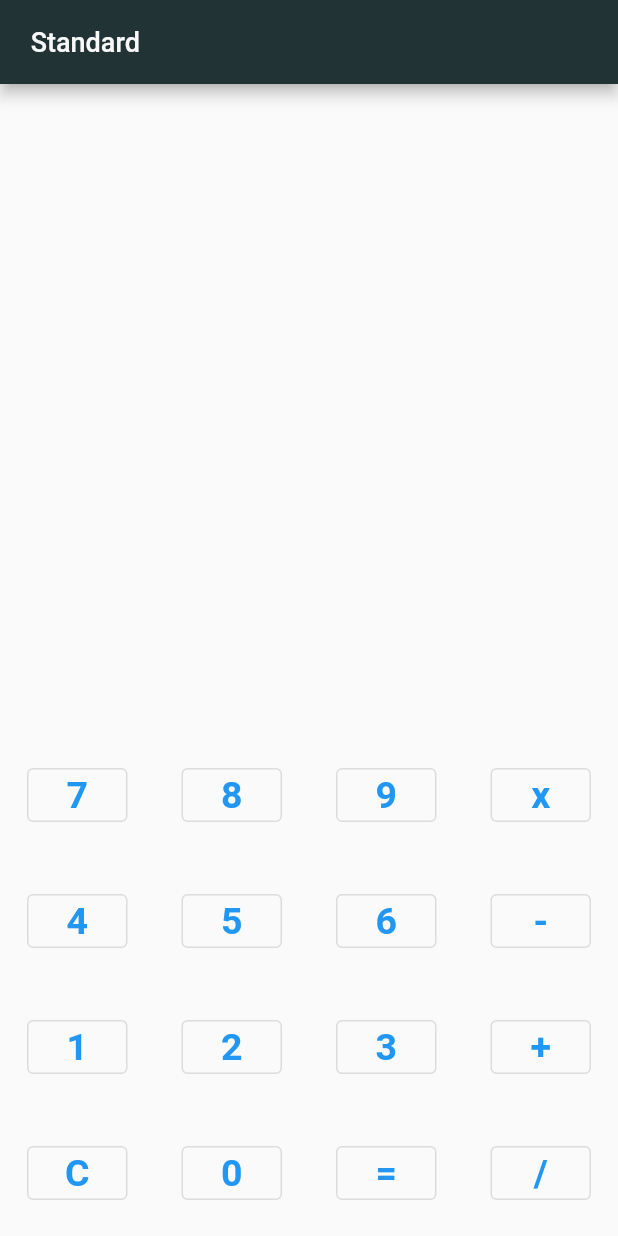
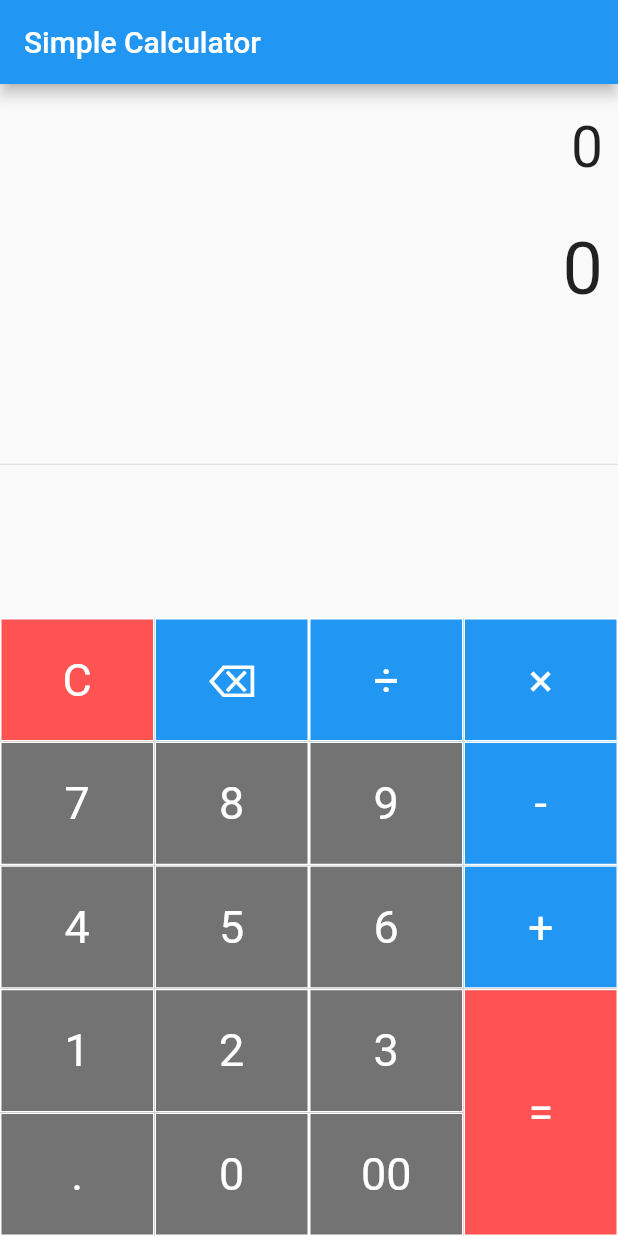
Before and after one commit to cwy7576/Application-, a Flutter app: the screen it shows after launch, on a phone screen of 412 x 824 dp. Run offline on Flutter 3.47's test engine with Material 2 defaults, Android fonts, the phone set to English and light mode, and no system bars; our stand-ins replace cloud_firestore, firebase_auth, firebase_core, google_fonts, math_expressions, pinput; accounts and stored records are empty.

Commit message:
culculator new desing and full funtion

```diff
--- /dev/null
+++ b/lib/culculator/new calc.dart
@@ -0,0 +1,212 @@
+
+import 'package:flutter/material.dart';
+import 'package:math_expressions/math_expressions.dart';
+
+class SimpleCalculator extends StatefulWidget {
+  @override
+  _SimpleCalculatorState createState() => _SimpleCalculatorState();
+}
+
+class _SimpleCalculatorState extends State<SimpleCalculator> {
+
+  String equation = "0";
+  String result = "0";
+  String expression = "";
+  double equationFontSize = 38.0;
+  double resultFontSize = 48.0;
+
+  buttonPressed(String buttonText){
+
+    setState(() {
+      if(buttonText == "C"){
+        equation = "0";
+        result = "0";
+        equationFontSize = 38.0;
+        resultFontSize = 48.0;
+      }
+
+      else if(buttonText == "⌫"){
+        equationFontSize = 48.0;
+        resultFontSize = 38.0;
+        equation = equation.substring(0, equation.length - 1);
+        if(equation == ""){
+          equation = "0";
+        }
+      }
+
+      else if(buttonText == "="){
+        equationFontSize = 38.0;
+        resultFontSize = 48.0;
+
+        expression = equation;
+        expression = expression.replaceAll('×', '*');
+        expression = expression.replaceAll('÷', '/');
+
+        try{
+          Parser p = Parser();
+          Expression exp = p.parse(expression);
+
+          ContextModel cm = ContextModel();
+          result = '${exp.evaluate(EvaluationType.REAL, cm)}';
+        }catch(e){
+          result = "Error";
+        }
+
+      }
+
+      else{
+        equationFontSize = 48.0;
+        resultFontSize = 38.0;
+        if(equation == "0"){
+          equation = buttonText;
+        }else {
+          equation = equation + buttonText;
+        }
+      }
+    });
+  }
+
+  Widget buildButton(String buttonText, double buttonHeight, Color buttonColor){
+    return Container(
+      height: MediaQuery.of(context).size.height * 0.1 * buttonHeight,
+      color: buttonColor,
+      child: FlatButton(
+          shape: RoundedRectangleBorder(
+              borderRadius: BorderRadius.circular(0.0),
+              side: BorderSide(
+                  color: Colors.white,
+                  width: 1,
+                  style: BorderStyle.solid
+              )
+          ),
+          padding: EdgeInsets.all(16.0),
+          onPressed: () => buttonPressed(buttonText),
+          child: Text(
+            buttonText,
+            style: TextStyle(
+                fontSize: 30.0,
+                fontWeight: FontWeight.normal,
+                color: Colors.white
+            ),
+          )
+      ),
+    );
+  }
+
+
+  @override
+  Widget build(BuildContext context) {
+    return Scaffold(
+      appBar: AppBar(title: Text('Simple Calculator')),
+      body: Column(
+        children: <Widget>[
+
+
+          Container(
+            alignment: Alignment.centerRight,
+            padding: EdgeInsets.fromLTRB(10, 20, 10, 0),
+            child: Text(equation, style: TextStyle(fontSize: equationFontSize),),
+          ),
+
+
+          Container(
+            alignment: Alignment.centerRight,
+            padding: EdgeInsets.fromLTRB(10, 30, 10, 0),
+            child: Text(result, style: TextStyle(fontSize: resultFontSize),),
+          ),
+
+
+          Expanded(
+            child: Divider(),
+          ),
+
+
+          Row(
+            mainAxisAlignment: MainAxisAlignment.center,
+            children: <Widget>[
+              Container(
+                width: MediaQuery.of(context).size.width * .75,
+                child: Table(
+                  children: [
+                    TableRow(
+                      children: [
+                        buildButton("C", 1, Colors.redAccent),
+                        buildButton("⌫", 1, Colors.blue),
+                        buildButton("÷", 1, Colors.blue),
+                      ]
+                    ),
+
+                    TableRow(
+                        children: [
+                          buildButton("7", 1, Colors.black54),
+                          buildButton("8", 1, Colors.black54),
+                          buildButton("9", 1, Colors.black54),
+                        ]
+                    ),
+
+                    TableRow(
+                        children: [
+                          buildButton("4", 1, Colors.black54),
+                          buildButton("5", 1, Colors.black54),
+                          buildButton("6", 1, Colors.black54),
+                        ]
+                    ),
+
+                    TableRow(
+                        children: [
+                          buildButton("1", 1, Colors.black54),
+                          buildButton("2", 1, Colors.black54),
+                          buildButton("3", 1, Colors.black54),
+                        ]
+                    ),
+
+                    TableRow(
+                        children: [
+                          buildButton(".", 1, Colors.black54),
+                          buildButton("0", 1, Colors.black54),
+                          buildButton("00", 1, Colors.black54),
+                        ]
+                    ),
+                  ],
+                ),
+              ),
+
+
+              Container(
+                width: MediaQuery.of(context).size.width * 0.25,
+                child: Table(
+                  children: [
+                    TableRow(
+                        children: [
+                          buildButton("×", 1, Colors.blue),
+                        ]
+                    ),
+
+                    TableRow(
+                        children: [
+                          buildButton("-", 1, Colors.blue),
+                        ]
+                    ),
+
+                    TableRow(
+                        children: [
+                          buildButton("+", 1, Colors.blue),
+                        ]
+                    ),
+
+                    TableRow(
+                        children: [
+                          buildButton("=", 2, Colors.redAccent),
+                        ]
+                    ),
+                  ],
+                ),
+              )
+            ],
+          ),
+
+        ],
+      ),
+    );
+  }
+}
--- a/lib/main.dart
+++ b/lib/main.dart
@@ -6,6 +6,7 @@ import 'package:firebase_core/firebase_core.dart';
 import 'package:login_ui/pages/main_page.dart';
 
 import 'culculator/home.dart';
+import 'culculator/new calc.dart';
 import 'phone_verificaton/login.dart';
 
 void main() async {
@@ -24,9 +25,9 @@ class MyApp extends StatefulWidget {
 class _MyAppState extends State<MyApp> {
   @override
   Widget build(BuildContext context) {
-    return const MaterialApp(
+    return  MaterialApp(
         debugShowCheckedModeBanner: false,
-        home: HomePahe()
+        home: SimpleCalculator()
         );
   }
 }
```
